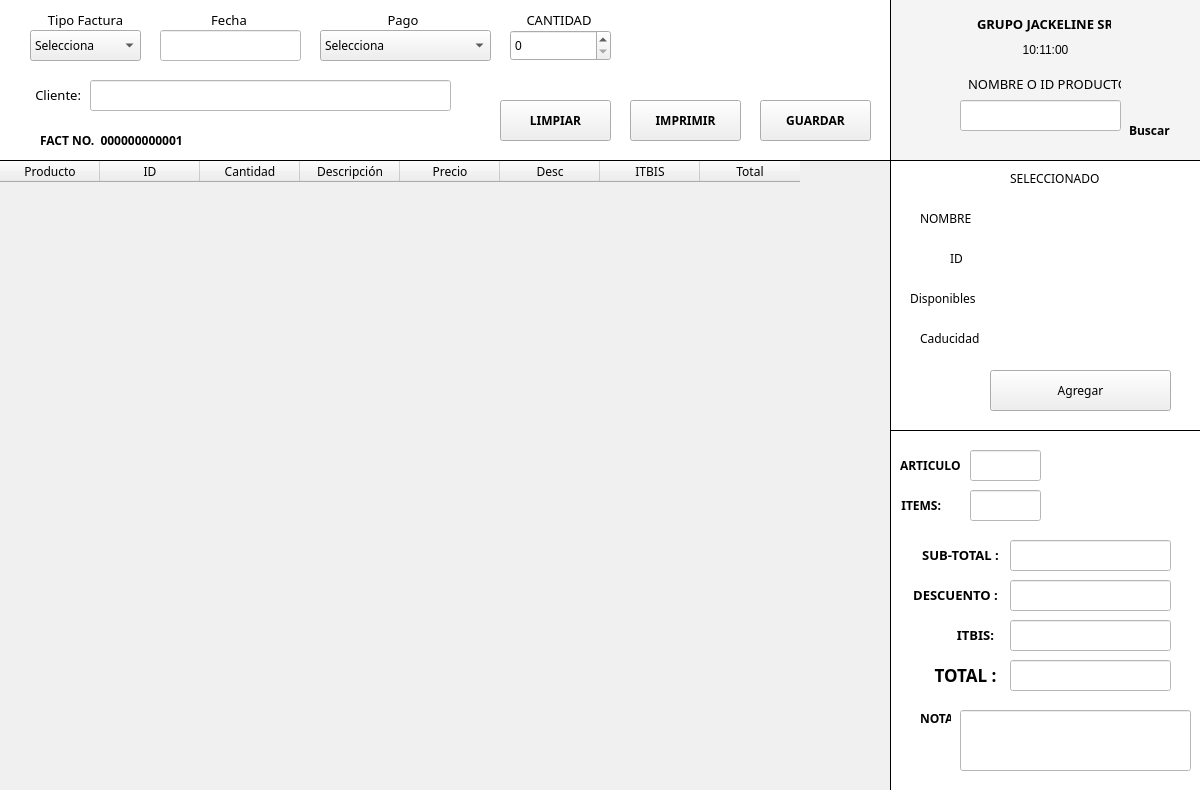
Before: the Qt Designer form UI/facturation.ui in adriii0104/ABAS_SYSTEM, drawn with Qt 5.
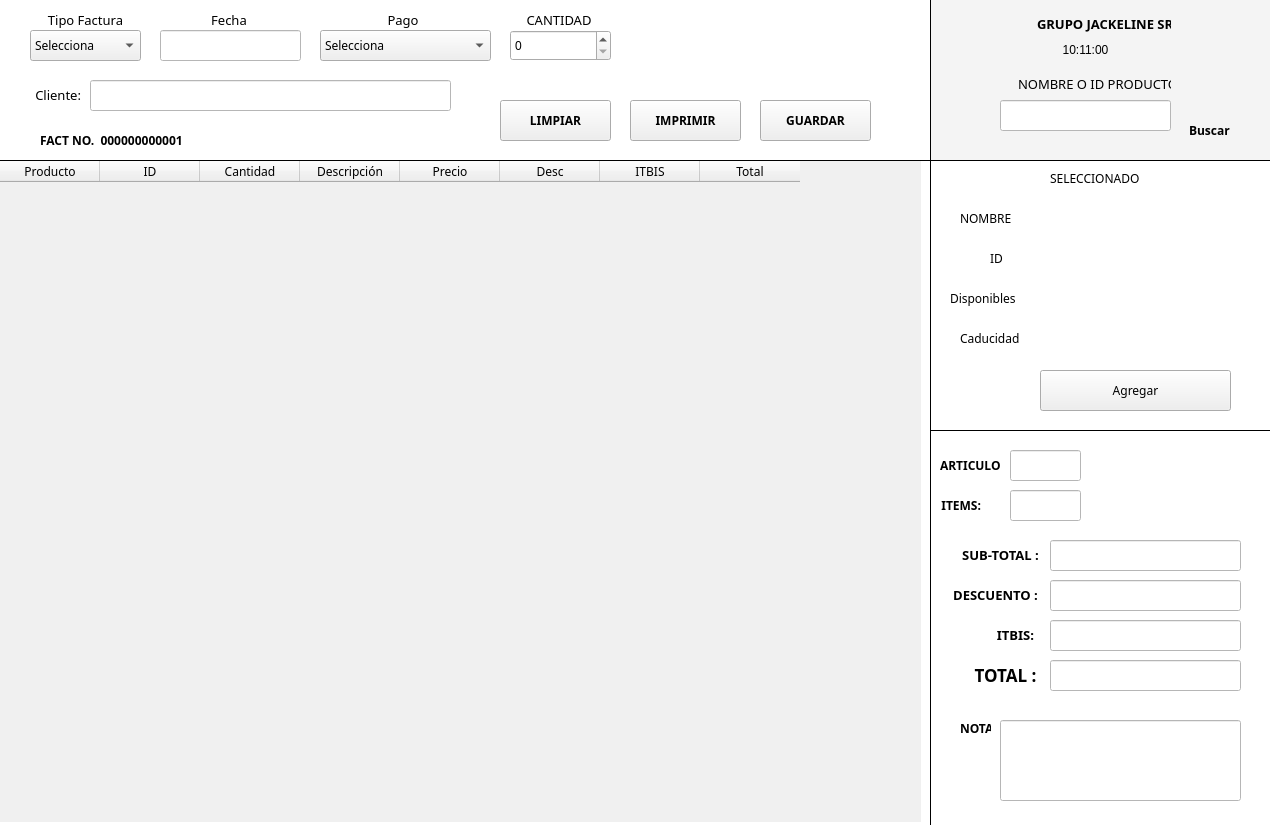
After: the same form once the commit is applied. Icons and pictures are not drawn.

```diff
--- a/UI/facturation.ui
+++ b/UI/facturation.ui
@@ -6,8 +6,8 @@
    <rect>
     <x>0</x>
     <y>0</y>
-    <width>1200</width>
-    <height>790</height>
+    <width>1270</width>
+    <height>825</height>
    </rect>
   </property>
   <property name="minimumSize">
@@ -28,12 +28,30 @@
             }</string>
   </property>
   <widget class="QWidget" name="centralwidget">
+   <property name="styleSheet">
+    <string notr="true">#closebutton, #minimizedbutton{
+border: None
+}
+#closebutton::hover {
+background: rgb(170, 170, 170);
+}
+#minimizedbutton::hover {
+background: rgb(170, 170, 170);
+}
+
+
+
+
+
+
+</string>
+   </property>
    <widget class="QWidget" name="widget_2" native="true">
     <property name="geometry">
      <rect>
       <x>0</x>
       <y>0</y>
-      <width>1201</width>
+      <width>1271</width>
       <height>161</height>
      </rect>
     </property>
@@ -279,9 +297,9 @@
     <widget class="QWidget" name="widget_3" native="true">
      <property name="geometry">
       <rect>
-       <x>890</x>
+       <x>930</x>
        <y>0</y>
-       <width>311</width>
+       <width>341</width>
        <height>161</height>
       </rect>
      </property>
@@ -296,7 +314,7 @@
      <widget class="QLabel" name="label_9">
       <property name="geometry">
        <rect>
-        <x>70</x>
+        <x>80</x>
         <y>70</y>
         <width>161</width>
         <height>28</height>
@@ -318,7 +336,7 @@
      <widget class="QLabel" name="label_6">
       <property name="geometry">
        <rect>
-        <x>230</x>
+        <x>250</x>
         <y>120</y>
         <width>51</width>
         <height>21</height>
@@ -341,7 +359,7 @@
      <widget class="QPushButton" name="searchbutton">
       <property name="geometry">
        <rect>
-        <x>230</x>
+        <x>250</x>
         <y>90</y>
         <width>51</width>
         <height>41</height>
@@ -373,7 +391,7 @@
        <rect>
         <x>70</x>
         <y>100</y>
-        <width>161</width>
+        <width>171</width>
         <height>31</height>
        </rect>
       </property>
@@ -392,7 +410,7 @@
      <widget class="QLabel" name="name_enterprise">
       <property name="geometry">
        <rect>
-        <x>80</x>
+        <x>100</x>
         <y>10</y>
         <width>141</width>
         <height>28</height>
@@ -416,7 +434,7 @@
      <widget class="QPushButton" name="information_1">
       <property name="geometry">
        <rect>
-        <x>220</x>
+        <x>230</x>
         <y>60</y>
         <width>31</width>
         <height>23</height>
@@ -449,6 +467,66 @@
        <string>&lt;html&gt;&lt;head/&gt;&lt;body&gt;&lt;p align=&quot;center&quot;&gt;10:11:00&lt;/p&gt;&lt;/body&gt;&lt;/html&gt;</string>
       </property>
      </widget>
+     <widget class="QPushButton" name="closebutton">
+      <property name="geometry">
+       <rect>
+        <x>300</x>
+        <y>10</y>
+        <width>31</width>
+        <height>31</height>
+       </rect>
+      </property>
+      <property name="cursor">
+       <cursorShape>PointingHandCursor</cursorShape>
+      </property>
+      <property name="styleSheet">
+       <string notr="true"/>
+      </property>
+      <property name="text">
+       <string/>
+      </property>
+      <property name="icon">
+       <iconset>
+        <normalon>../IMGS/08.png</normalon>
+       </iconset>
+      </property>
+      <property name="iconSize">
+       <size>
+        <width>20</width>
+        <height>20</height>
+       </size>
+      </property>
+     </widget>
+     <widget class="QPushButton" name="minimizedbutton">
+      <property name="geometry">
+       <rect>
+        <x>270</x>
+        <y>10</y>
+        <width>31</width>
+        <height>31</height>
+       </rect>
+      </property>
+      <property name="cursor">
+       <cursorShape>PointingHandCursor</cursorShape>
+      </property>
+      <property name="styleSheet">
+       <string notr="true"/>
+      </property>
+      <property name="text">
+       <string/>
+      </property>
+      <property name="icon">
+       <iconset>
+        <normalon>../IMGS/09.png</normalon>
+       </iconset>
+      </property>
+      <property name="iconSize">
+       <size>
+        <width>20</width>
+        <height>20</height>
+       </size>
+      </property>
+     </widget>
     </widget>
     <widget class="QPushButton" name="clearr">
      <property name="geometry">
@@ -602,10 +680,10 @@
    <widget class="QWidget" name="widget_4" native="true">
     <property name="geometry">
      <rect>
-      <x>890</x>
+      <x>930</x>
       <y>430</y>
-      <width>311</width>
-      <height>371</height>
+      <width>341</width>
+      <height>401</height>
      </rect>
     </property>
     <property name="styleSheet">
@@ -685,7 +763,7 @@
       <rect>
        <x>120</x>
        <y>110</y>
-       <width>161</width>
+       <width>191</width>
        <height>31</height>
       </rect>
      </property>
@@ -706,7 +784,7 @@
       <rect>
        <x>120</x>
        <y>150</y>
-       <width>161</width>
+       <width>191</width>
        <height>31</height>
       </rect>
      </property>
@@ -727,7 +805,7 @@
       <rect>
        <x>120</x>
        <y>230</y>
-       <width>161</width>
+       <width>191</width>
        <height>31</height>
       </rect>
      </property>
@@ -748,7 +826,7 @@
       <rect>
        <x>120</x>
        <y>190</y>
-       <width>161</width>
+       <width>191</width>
        <height>31</height>
       </rect>
      </property>
@@ -789,9 +867,9 @@
      <property name="geometry">
       <rect>
        <x>70</x>
-       <y>280</y>
-       <width>231</width>
-       <height>61</height>
+       <y>290</y>
+       <width>241</width>
+       <height>81</height>
       </rect>
      </property>
      <property name="styleSheet">
@@ -802,7 +880,7 @@
      <property name="geometry">
       <rect>
        <x>30</x>
-       <y>280</y>
+       <y>290</y>
        <width>31</width>
        <height>16</height>
       </rect>
@@ -912,8 +990,8 @@
      <rect>
       <x>0</x>
       <y>161</y>
-      <width>890</width>
-      <height>641</height>
+      <width>921</width>
+      <height>661</height>
      </rect>
     </property>
     <property name="maximumSize">
@@ -1015,9 +1093,9 @@
    <widget class="QWidget" name="widget_7" native="true">
     <property name="geometry">
      <rect>
-      <x>890</x>
+      <x>930</x>
       <y>160</y>
-      <width>311</width>
+      <width>341</width>
       <height>271</height>
      </rect>
     </property>
@@ -1039,7 +1117,7 @@
       <rect>
        <x>100</x>
        <y>160</y>
-       <width>181</width>
+       <width>211</width>
        <height>31</height>
       </rect>
      </property>
@@ -1077,7 +1155,7 @@
       <rect>
        <x>100</x>
        <y>120</y>
-       <width>181</width>
+       <width>211</width>
        <height>31</height>
       </rect>
      </property>
@@ -1115,7 +1193,7 @@
       <rect>
        <x>100</x>
        <y>80</y>
-       <width>181</width>
+       <width>211</width>
        <height>31</height>
       </rect>
      </property>
@@ -1132,7 +1210,7 @@
       <rect>
        <x>100</x>
        <y>40</y>
-       <width>181</width>
+       <width>211</width>
        <height>31</height>
       </rect>
      </property>
@@ -1210,9 +1288,9 @@
     <widget class="QPushButton" name="add">
      <property name="geometry">
       <rect>
-       <x>100</x>
+       <x>110</x>
        <y>210</y>
-       <width>181</width>
+       <width>191</width>
        <height>41</height>
       </rect>
      </property>
```
